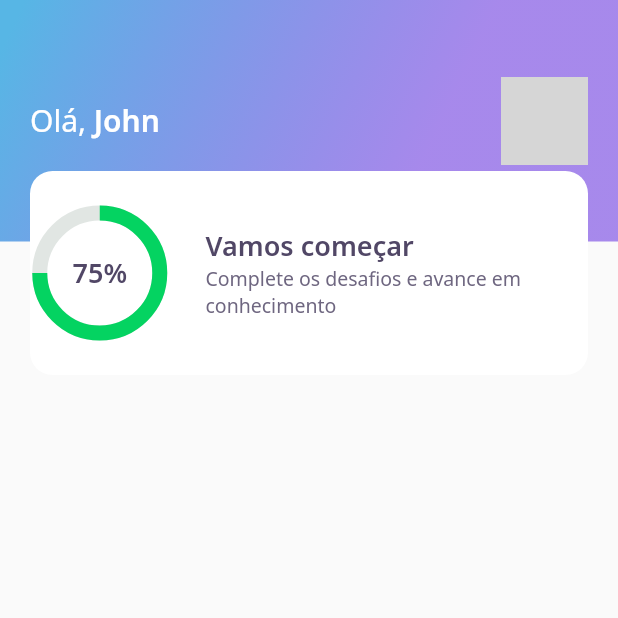
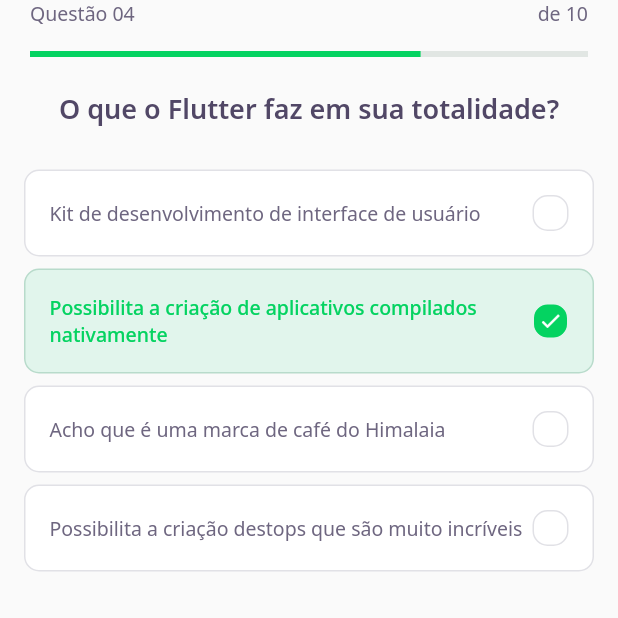
Before and after one commit to JohnKeven/Flutter-Rocketseat-NLW-5-DevQuiz, a Flutter app: the screen it shows after launch, on a phone screen of 412 x 824 dp, the top half of it. Run offline on Flutter 3.47's test engine with Material 2 defaults, Android fonts, the phone set to English and light mode, and no system bars; our stand-ins replace google_fonts; grey boxes are pictures that could not be loaded.

Commit message:
Aula 2
Aula 2

```diff
--- /dev/null
+++ b/devquiz/lib/challenge/challenge_page.dart
@@ -0,0 +1,26 @@
+import 'package:devquiz/challenge/widgets/question_indicator/question_indicator_widget.dart';
+import 'package:devquiz/challenge/widgets/quiz/quiz_widget.dart';
+import 'package:flutter/material.dart';
+
+class ChallengePage extends StatefulWidget {
+  const ChallengePage({Key? key}) : super(key: key);
+
+  @override
+  _ChallengePageState createState() => _ChallengePageState();
+}
+
+class _ChallengePageState extends State<ChallengePage> {
+  @override
+  Widget build(BuildContext context) {
+    return Scaffold(
+      appBar: PreferredSize(
+        preferredSize: Size.fromHeight(60),
+        child: SafeArea(
+          top: true,
+          child: QuestionIndicatorWidget(),
+        ),
+      ),
+      body: QuizWidget(title: "O que o Flutter faz em sua totalidade?"),
+    );
+  }
+}
--- /dev/null
+++ b/devquiz/lib/challenge/widgets/answer/answer_widget.dart
@@ -0,0 +1,77 @@
+import 'package:devquiz/core/app_colors.dart';
+import 'package:devquiz/core/app_text_styles.dart';
+import 'package:flutter/material.dart';
+
+class AnswerWidget extends StatelessWidget {
+  const AnswerWidget(
+      {Key? key,
+      required this.title,
+      this.isRight = false,
+      this.isSelected = false})
+      : super(key: key);
+
+  final String title;
+  final bool isRight;
+  final bool isSelected;
+
+  Color get _selectedColorRight =>
+      isRight ? AppColors.darkGreen : AppColors.darkRed;
+
+  Color get _selectedBorderRight =>
+      isRight ? AppColors.lightGreen : AppColors.lightRed;
+
+  Color get _selectedColorCardRight =>
+      isRight ? AppColors.lightGreen : AppColors.lightRed;
+
+  Color get _selectedBorderCardRight =>
+      isRight ? AppColors.green : AppColors.red;
+
+  TextStyle get _selectedTextStyleRight =>
+      isRight ? AppTextStyles.bodyDarkGreen : AppTextStyles.bodyDarkRed;
+
+  IconData get _selectedIconRight => isRight ? Icons.check : Icons.close;
+
+  @override
+  Widget build(BuildContext context) {
+    return Padding(
+      padding: const EdgeInsets.symmetric(horizontal: 16, vertical: 4),
+      child: Container(
+        padding: EdgeInsets.all(16),
+        decoration: BoxDecoration(
+            color: isSelected ? _selectedColorCardRight : AppColors.white,
+            borderRadius: BorderRadius.circular(10),
+            border: Border.fromBorderSide(BorderSide(
+                color:
+                    isSelected ? _selectedBorderCardRight : AppColors.border))),
+        child: Row(
+          mainAxisAlignment: MainAxisAlignment.spaceBetween,
+          children: [
+            Expanded(
+                child: Text(title,
+                    style: isSelected
+                        ? _selectedTextStyleRight
+                        : AppTextStyles.body)),
+            Container(
+              width: 24,
+              height: 24,
+              decoration: BoxDecoration(
+                  color: isSelected ? _selectedColorRight : AppColors.white,
+                  borderRadius: BorderRadius.circular(10),
+                  border: Border.fromBorderSide(BorderSide(
+                      color: isSelected
+                          ? _selectedBorderRight
+                          : AppColors.border))),
+              child: isSelected
+                  ? Icon(
+                      _selectedIconRight,
+                      size: 16,
+                      color: Colors.white,
+                    )
+                  : null,
+            ),
+          ],
+        ),
+      ),
+    );
+  }
+}
--- /dev/null
+++ b/devquiz/lib/challenge/widgets/question_indicator/question_indicator_widget.dart
@@ -0,0 +1,25 @@
+import 'package:devquiz/core/app_text_styles.dart';
+import 'package:devquiz/shared/widgets/progress_indicator/progress_indicator_widget.dart';
+import 'package:flutter/material.dart';
+
+class QuestionIndicatorWidget extends StatelessWidget {
+  const QuestionIndicatorWidget({Key? key}) : super(key: key);
+
+  @override
+  Widget build(BuildContext context) {
+    return Container(
+      padding: const EdgeInsets.symmetric(horizontal: 20),
+      child: Column(children: [
+        Row(
+          mainAxisAlignment: MainAxisAlignment.spaceBetween,
+          children: [
+            Text("Questão 04", style: AppTextStyles.body),
+            Text("de 10", style: AppTextStyles.body)
+          ],
+        ),
+        SizedBox(height: 16),
+        ProgressIndicatorWidget(value: 0.7)
+      ]),
+    );
+  }
+}
--- /dev/null
+++ b/devquiz/lib/challenge/widgets/quiz/quiz_widget.dart
@@ -0,0 +1,27 @@
+import 'package:devquiz/challenge/widgets/answer/answer_widget.dart';
+import 'package:devquiz/core/app_text_styles.dart';
+import 'package:flutter/material.dart';
+
+class QuizWidget extends StatelessWidget {
+  const QuizWidget({Key? key, required this.title}) : super(key: key);
+  final String title;
+  @override
+  Widget build(BuildContext context) {
+    return Container(
+        child: Column(
+      children: [
+        Text(title, style: AppTextStyles.heading),
+        SizedBox(height: 24),
+        AnswerWidget(title: "Kit de desenvolvimento de interface de usuário"),
+        AnswerWidget(
+            isRight: true,
+            isSelected: true,
+            title:
+                "Possibilita a criação de aplicativos compilados nativamente"),
+        AnswerWidget(title: "Acho que é uma marca de café do Himalaia"),
+        AnswerWidget(
+            title: "Possibilita a criação destops que são muito incríveis"),
+      ],
+    ));
+  }
+}
--- a/devquiz/lib/core/app_widget.dart
+++ b/devquiz/lib/core/app_widget.dart
@@ -1,3 +1,4 @@
+import 'package:devquiz/challenge/challenge_page.dart';
 import 'package:devquiz/home/home_page.dart';
 import 'package:devquiz/splash/splash_page.dart';
 import 'package:flutter/material.dart';
@@ -7,7 +8,7 @@ class AppWidget extends StatelessWidget {
   Widget build(BuildContext context) {
     return MaterialApp(
       title: "DevQuiz",
-      home: HomePage(),
+      home: ChallengePage(),
     );
   }
 }
--- a/devquiz/lib/home/widgets/score_card/score_card_widget.dart
+++ b/devquiz/lib/home/widgets/score_card/score_card_widget.dart
@@ -14,6 +14,8 @@ class ScoreCardWidget extends StatelessWidget {
         height: 136,
         decoration: BoxDecoration(
             color: AppColors.white, borderRadius: BorderRadius.circular(15)),
+        child: Padding(
+            padding: const EdgeInsets.symmetric(horizontal: 24),
             child: Row(
               crossAxisAlignment: CrossAxisAlignment.center,
               children: [
@@ -30,12 +32,14 @@ class ScoreCardWidget extends StatelessWidget {
                           crossAxisAlignment: CrossAxisAlignment.start,
                           children: [
                             Text("Vamos começar", style: AppTextStyles.heading),
-                          Text("Complete os desafios e avance em conhecimento",
+                            Text(
+                                "Complete os desafios e avance em conhecimento",
                                 style: AppTextStyles.body)
                           ],
                         )))
               ],
             )),
+      ),
     );
   }
 }
--- /dev/null
+++ b/devquiz/lib/shared/widgets/progress_indicator/progress_indicator_widget.dart
@@ -0,0 +1,16 @@
+import 'package:devquiz/core/app_colors.dart';
+import 'package:flutter/material.dart';
+
+class ProgressIndicatorWidget extends StatelessWidget {
+  final double value;
+  const ProgressIndicatorWidget({Key? key, required this.value})
+      : super(key: key);
+
+  @override
+  Widget build(BuildContext context) {
+    return LinearProgressIndicator(
+        value: value,
+        backgroundColor: AppColors.chartSecondary,
+        valueColor: AlwaysStoppedAnimation<Color>(AppColors.chartPrimary));
+  }
+}
```
Also changed, not shown: devquiz/lib/home/home_page.dart (+46 -2 lines), devquiz/lib/home/widgets/level_button/level_button_widget.dart (added, +60 -0 lines), devquiz/lib/home/widgets/quiz_card/quiz_card_widget.dart (added, +46 -0 lines). Lines whose indentation alone changed are shown as unchanged.
